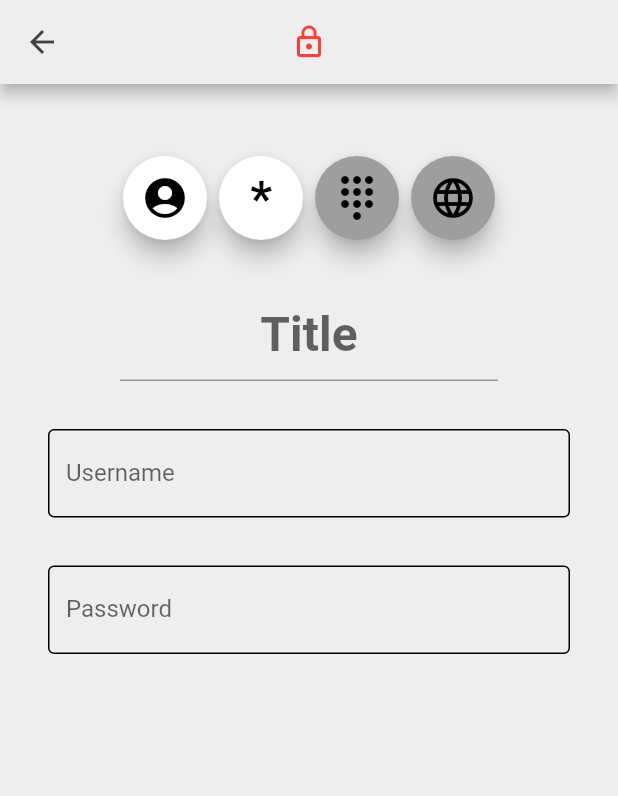
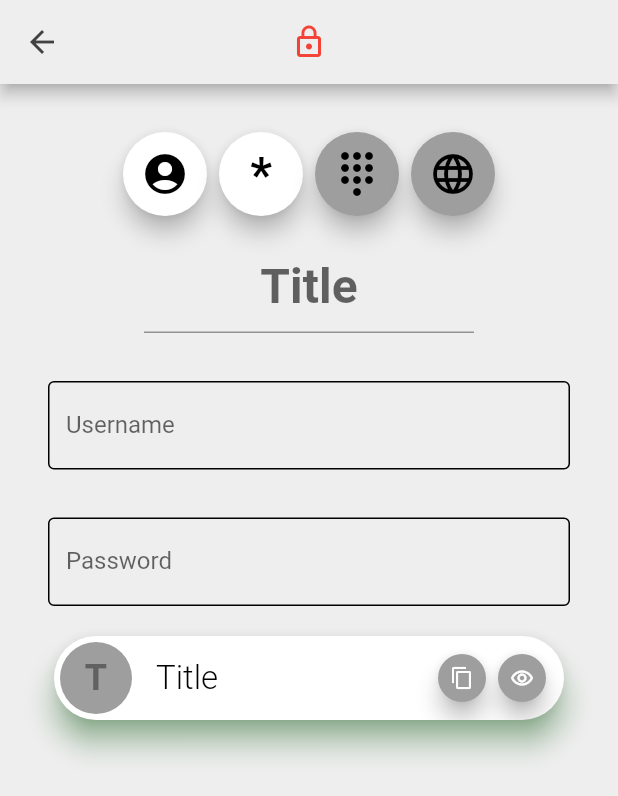
Before and after one commit to fiorcode/keyway, a Flutter app: the AlphaScreen screen opened by its route, on a phone screen of 412 x 824 dp. Shown: the top 796 px of the screen. Run offline on Flutter 3.47's test engine with Material 2 defaults, Android fonts, the phone set to English and light mode, and no system bars; our stand-ins replace connectivity, google_sign_in, shared_preferences, sqflite; missing offline and left inert: encrypt, googleapis; accounts and stored records are empty.

Commit message:
11/14/2020-2114

```diff
--- a/lib/screens/alpha_screen.dart
+++ b/lib/screens/alpha_screen.dart
@@ -146,6 +146,8 @@ class _AlphaScreenState extends State<AlphaScreen> {
   @override
   void initState() {
     super.initState();
+    cripto = Provider.of<CriptoProvider>(context, listen: false);
+    items = Provider.of<ItemProvider>(context, listen: false);
   }
 
   @override
@@ -163,8 +165,6 @@ class _AlphaScreenState extends State<AlphaScreen> {
 
   @override
   Widget build(BuildContext context) {
-    cripto = Provider.of<CriptoProvider>(context, listen: false);
-    items = Provider.of<ItemProvider>(context, listen: false);
     return Scaffold(
       backgroundColor: Theme.of(context).backgroundColor,
       appBar: AppBar(
@@ -193,9 +193,7 @@ class _AlphaScreenState extends State<AlphaScreen> {
               child: Column(
                 crossAxisAlignment: CrossAxisAlignment.center,
                 children: [
-                  Padding(
-                    padding: const EdgeInsets.all(16.0),
-                    child: Wrap(
+                  Wrap(
                     spacing: 8,
                     children: <Widget>[
                       FloatingActionButton(
@@ -236,10 +234,9 @@ class _AlphaScreenState extends State<AlphaScreen> {
                       ),
                     ],
                   ),
-                  ),
                   Padding(
                     padding: const EdgeInsets.symmetric(
-                        horizontal: 48, vertical: 16),
+                        horizontal: 64, vertical: 16),
                     child: TitleTextField(_titleCtrler, _ctrlersChanged),
                   ),
                   if (_username)
@@ -264,7 +261,7 @@ class _AlphaScreenState extends State<AlphaScreen> {
                       padding: const EdgeInsets.symmetric(vertical: 16),
                       child: IpTextField(_ipCtrler),
                     ),
-                  if (_titleCtrler.text.isNotEmpty) AlphaPreviewCard(_item),
+                  AlphaPreviewCard(_item),
                   if (_titleCtrler.text.isNotEmpty) SizedBox(height: 16),
                   if (_titleCtrler.text.isNotEmpty)
                     ColorPicker(_item.color, _setColor),
--- a/lib/widgets/Cards/alpha_locked_card.dart
+++ b/lib/widgets/Cards/alpha_locked_card.dart
@@ -18,7 +18,7 @@ class AlphaLockedCard extends StatelessWidget {
   @override
   Widget build(BuildContext context) {
     return Card(
-      color: Colors.grey[400],
+      color: Colors.grey[200],
       clipBehavior: Clip.antiAlias,
       shadowColor: Colors.grey[700],
       elevation: 8,
--- a/lib/widgets/Cards/alpha_preview_card.dart
+++ b/lib/widgets/Cards/alpha_preview_card.dart
@@ -17,48 +17,70 @@ class AlphaPreviewCard extends StatelessWidget {
               ? Colors.orange
               : Colors.green,
       elevation: 8,
-      shape: RoundedRectangleBorder(
-          borderRadius: BorderRadius.circular(8),
-          side: BorderSide(
-            width: 3,
-            color: alpha.repeated == 'y'
-                ? Colors.red
-                : alpha.expired == 'y'
-                    ? Colors.orange
-                    : Colors.green,
-          )),
+      shape: StadiumBorder(),
       child: ListTile(
+        dense: true,
+        contentPadding: EdgeInsets.all(4),
         leading: CircleAvatar(
-          backgroundColor:
-              alpha.color != null ? Color(alpha.color) : Colors.grey,
+          radius: 24,
+          backgroundColor: alpha.color == null || alpha.color == 0
+              ? Colors.grey
+              : Color(alpha.color),
           child: Text(
             alpha.title != null ?? alpha.title.isNotEmpty
                 ? alpha.title.substring(0, 1).toUpperCase()
-                : '',
-            style: TextStyle(fontSize: 20, fontWeight: FontWeight.w500),
+                : 'T',
+            style: TextStyle(
+              fontSize: 24,
+              fontWeight: FontWeight.bold,
+            ),
           ),
         ),
-        title: Text(alpha.title != null ? alpha.title : ''),
-        subtitle: Text(alpha.shortDate != null ? alpha.shortDate : ''),
+        title: Text(
+          alpha.title != null ? alpha.title : 'Title',
+          style: TextStyle(
+            fontSize: 22,
+            fontWeight: FontWeight.w300,
+            color: Colors.black,
+          ),
+        ),
         onTap: null,
-        trailing: Row(
-          mainAxisSize: MainAxisSize.min,
-          children: [
-            Padding(
-              padding: const EdgeInsets.all(8.0),
-              child: GestureDetector(
-                child: Icon(Icons.copy_rounded),
-                onTap: null,
+        trailing: Padding(
+          padding: const EdgeInsets.all(8.0),
+          child: Row(
+            mainAxisSize: MainAxisSize.min,
+            children: [
+              SizedBox(
+                height: 32,
+                width: 32,
+                child: FloatingActionButton(
+                  backgroundColor: Colors.grey,
+                  child: Icon(
+                    Icons.copy,
+                    color: Colors.white,
+                    size: 16,
+                  ),
+                  heroTag: null,
+                  onPressed: null,
+                ),
               ),
-            ),
-            Padding(
-              padding: const EdgeInsets.all(8.0),
-              child: GestureDetector(
-                child: Icon(Icons.remove_red_eye_outlined),
-                onTap: null,
+              SizedBox(width: 8),
+              SizedBox(
+                height: 32,
+                width: 32,
+                child: FloatingActionButton(
+                  backgroundColor: Colors.grey,
+                  child: Icon(
+                    Icons.remove_red_eye_outlined,
+                    color: Colors.white,
+                    size: 16,
+                  ),
+                  heroTag: null,
+                  onPressed: null,
+                ),
               ),
-            ),
-          ],
+            ],
+          ),
         ),
       ),
     );
--- a/lib/widgets/Cards/alpha_unlocked_card.dart
+++ b/lib/widgets/Cards/alpha_unlocked_card.dart
@@ -51,7 +51,7 @@ class _AlphaUnlockedCardState extends State<AlphaUnlockedCard> {
   Widget build(BuildContext context) {
     CriptoProvider cripto = Provider.of<CriptoProvider>(context, listen: false);
     return Card(
-      color: Colors.grey[400],
+      //color: Colors.grey[400],
       clipBehavior: Clip.antiAlias,
       shadowColor: widget.alpha.repeated == 'y'
           ? Colors.red
```
Also changed, not shown: 1 other file. Lines whose indentation alone changed are shown as unchanged.
